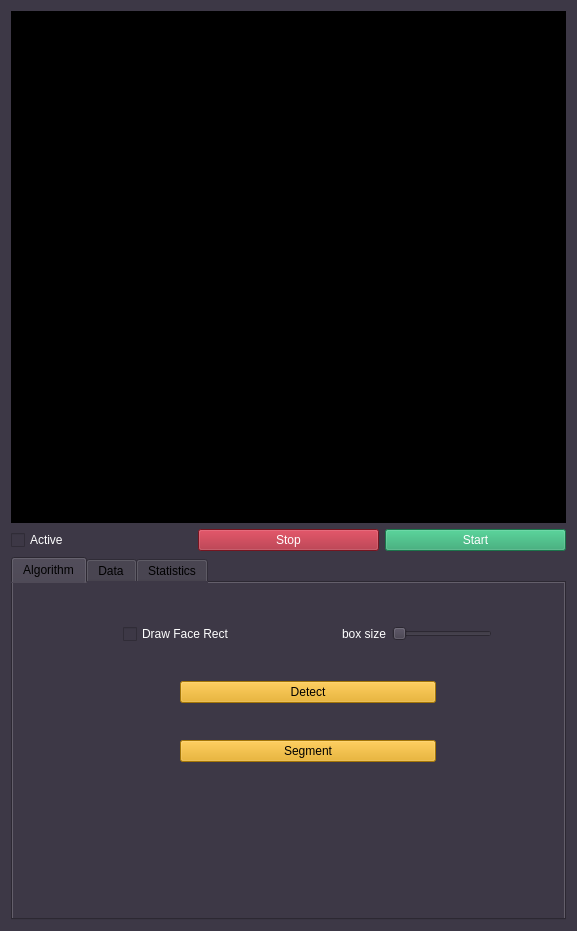
Above: gui/include/form.ui from janhajnrych/face_detector before the change. Below: the same form after it.
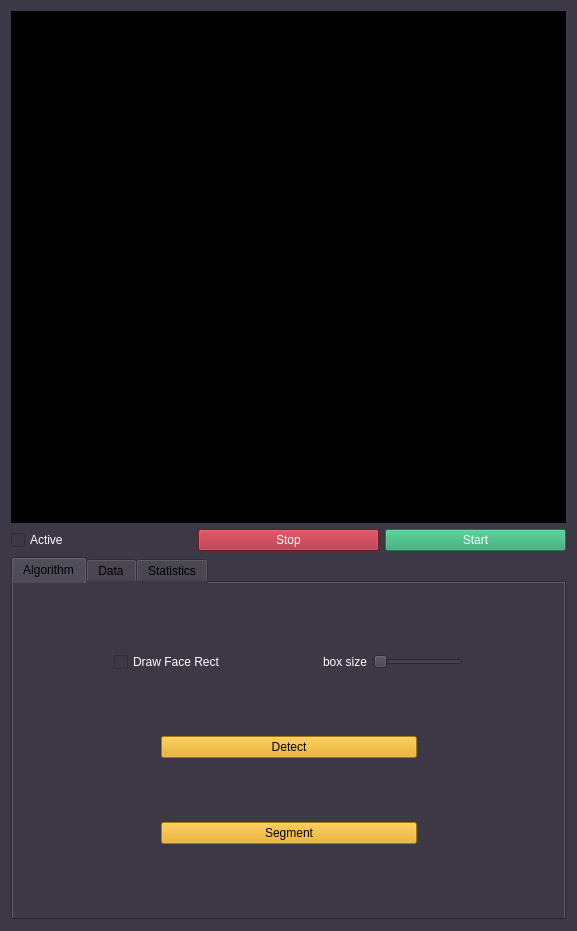
That is the form after the change. The open tabs and pages were chosen to show the change.

The edit to the form file:
```diff
--- a/gui/include/form.ui
+++ b/gui/include/form.ui
@@ -122,10 +122,10 @@
       <widget class="QWidget" name="layoutWidget">
        <property name="geometry">
         <rect>
-         <x>9</x>
-         <y>10</y>
-         <width>571</width>
-         <height>201</height>
+         <x>10</x>
+         <y>11</y>
+         <width>531</width>
+         <height>311</height>
         </rect>
        </property>
        <layout class="QVBoxLayout" name="verticalLayout_3">
```
Left out of the diff: 4 changed lines with no effect on the pictures.
